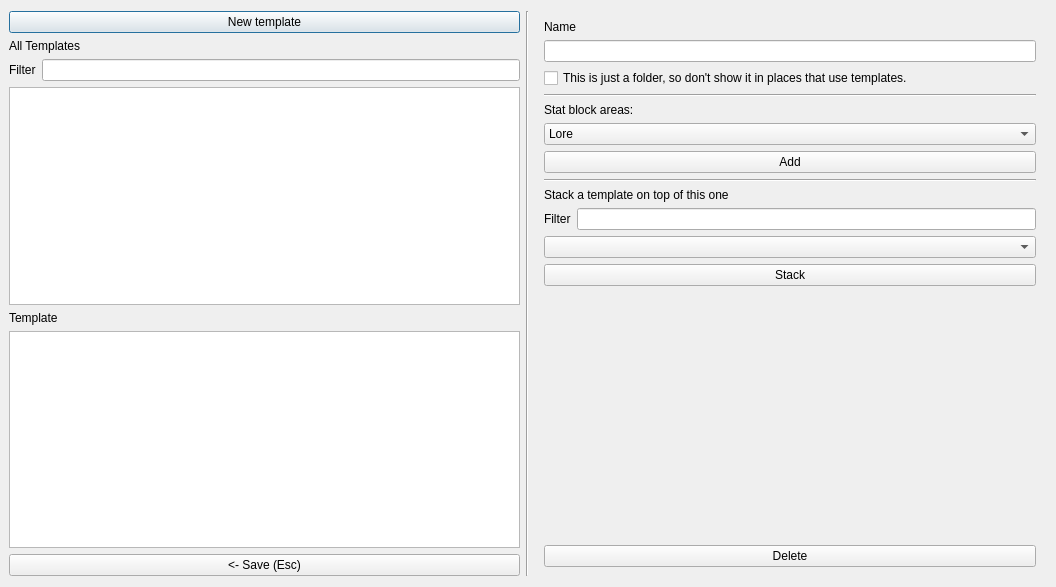
The window that ui_files/Acadamy_Dialog.ui (nogasgofast/Adventure_Wrench) describes before a commit, drawn with Qt 5.
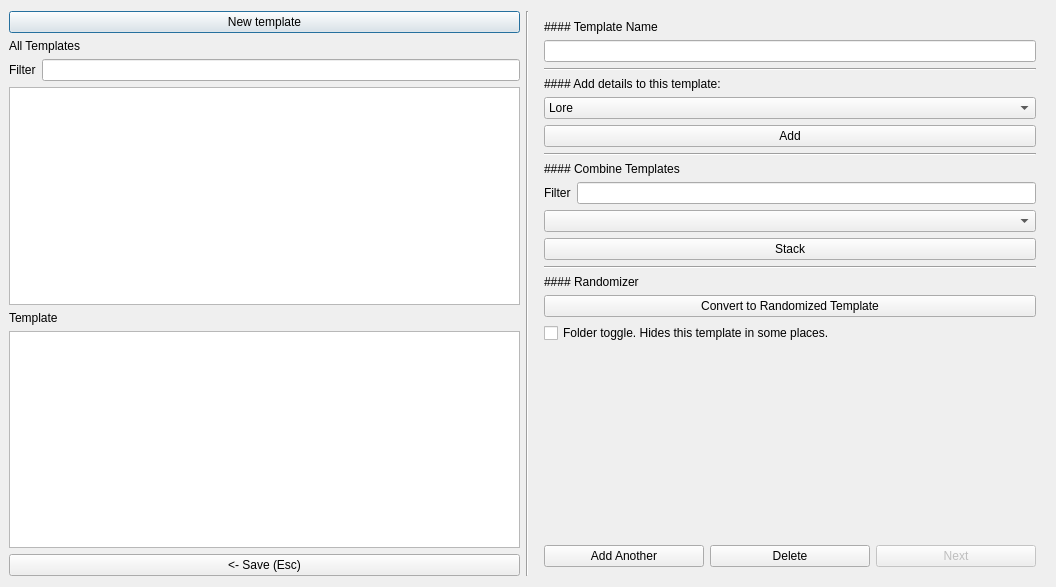
The same window after the commit. Icons and pictures are not drawn.

Commit message: Updated readme with additoinal stand-in values added additional stand-in values (all 6 ability score mods) setup some new buttons for navigation updated button texts to be more clear updated dialog messages and alt-text

Diff of the .ui file:
```diff
--- a/ui_files/Acadamy_Dialog.ui
+++ b/ui_files/Acadamy_Dialog.ui
@@ -125,23 +125,16 @@
        <item>
         <widget class="QLabel" name="label_2">
          <property name="text">
-          <string>Name</string>
+          <string>#### Template Name</string>
+         </property>
+         <property name="textFormat">
+          <enum>Qt::MarkdownText</enum>
          </property>
         </widget>
        </item>
        <item>
         <widget class="QLineEdit" name="lineEdit_template_name"/>
        </item>
-       <item>
-        <widget class="QCheckBox" name="checkBox_is_folder_template">
-         <property name="toolTip">
-          <string>Useful for building roll tables. So you don't have wierd useless templates.</string>
-         </property>
-         <property name="text">
-          <string>This is just a folder, so don't show it in places that use templates.</string>
-         </property>
-        </widget>
-       </item>
        <item>
         <widget class="Line" name="line_3">
          <property name="orientation">
@@ -152,7 +145,10 @@
        <item>
         <widget class="QLabel" name="label_3">
          <property name="text">
-          <string>Stat block areas:</string>
+          <string>#### Add details to this template:</string>
+         </property>
+         <property name="textFormat">
+          <enum>Qt::MarkdownText</enum>
          </property>
         </widget>
        </item>
@@ -207,7 +203,10 @@
        <item>
         <widget class="QLabel" name="label_4">
          <property name="text">
-          <string>Stack a template on top of this one</string>
+          <string>#### Combine Templates</string>
+         </property>
+         <property name="textFormat">
+          <enum>Qt::MarkdownText</enum>
          </property>
         </widget>
        </item>
@@ -235,6 +234,43 @@
          </property>
         </widget>
        </item>
+       <item>
+        <widget class="Line" name="line_4">
+         <property name="orientation">
+          <enum>Qt::Horizontal</enum>
+         </property>
+        </widget>
+       </item>
+       <item>
+        <widget class="QLabel" name="label_13">
+         <property name="text">
+          <string>#### Randomizer</string>
+         </property>
+         <property name="textFormat">
+          <enum>Qt::MarkdownText</enum>
+         </property>
+        </widget>
+       </item>
+       <item>
+        <widget class="QPushButton" name="pushButton_randomize_template">
+         <property name="toolTip">
+          <string>converts this template to a folder and uses it's contents to build a randomized template</string>
+         </property>
+         <property name="statusTip">
+          <string/>
+         </property>
+         <property name="text">
+          <string>Convert to Randomized Template</string>
+         </property>
+        </widget>
+       </item>
+       <item>
+        <widget class="QCheckBox" name="checkBox_is_folder_template">
+         <property name="text">
+          <string>Folder toggle. Hides this template in some places.</string>
+         </property>
+        </widget>
+       </item>
        <item>
         <spacer name="verticalSpacer">
          <property name="orientation">
@@ -249,11 +285,32 @@
         </spacer>
        </item>
        <item>
-        <widget class="QPushButton" name="pushButton_delete_template">
-         <property name="text">
-          <string>Delete</string>
-         </property>
-        </widget>
+        <layout class="QHBoxLayout" name="horizontalLayout_4">
+         <item>
+          <widget class="QPushButton" name="pushButton_add_another_template">
+           <property name="text">
+            <string>Add Another</string>
+           </property>
+          </widget>
+         </item>
+         <item>
+          <widget class="QPushButton" name="pushButton_delete_template">
+           <property name="text">
+            <string>Delete</string>
+           </property>
+          </widget>
+         </item>
+         <item>
+          <widget class="QPushButton" name="pushButton_next_template">
+           <property name="enabled">
+            <bool>false</bool>
+           </property>
+           <property name="text">
+            <string>Next</string>
+           </property>
+          </widget>
+         </item>
+        </layout>
        </item>
       </layout>
      </widget>
```
Left out of the diff: 6 changed lines with no effect on the pictures. The commit also changes 7 other files.
